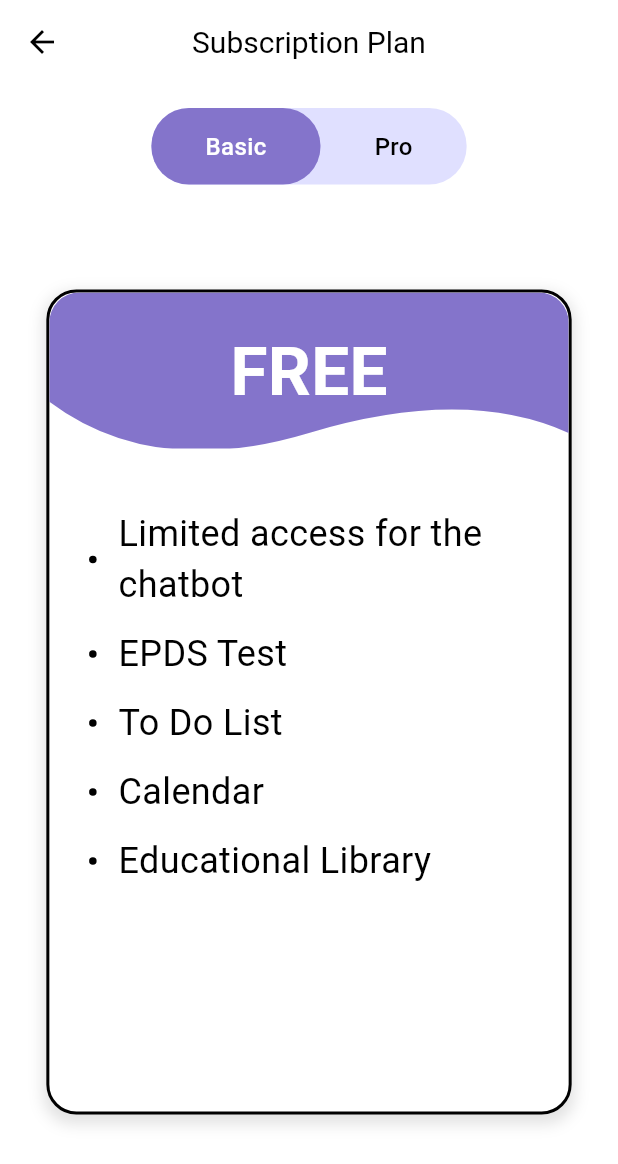
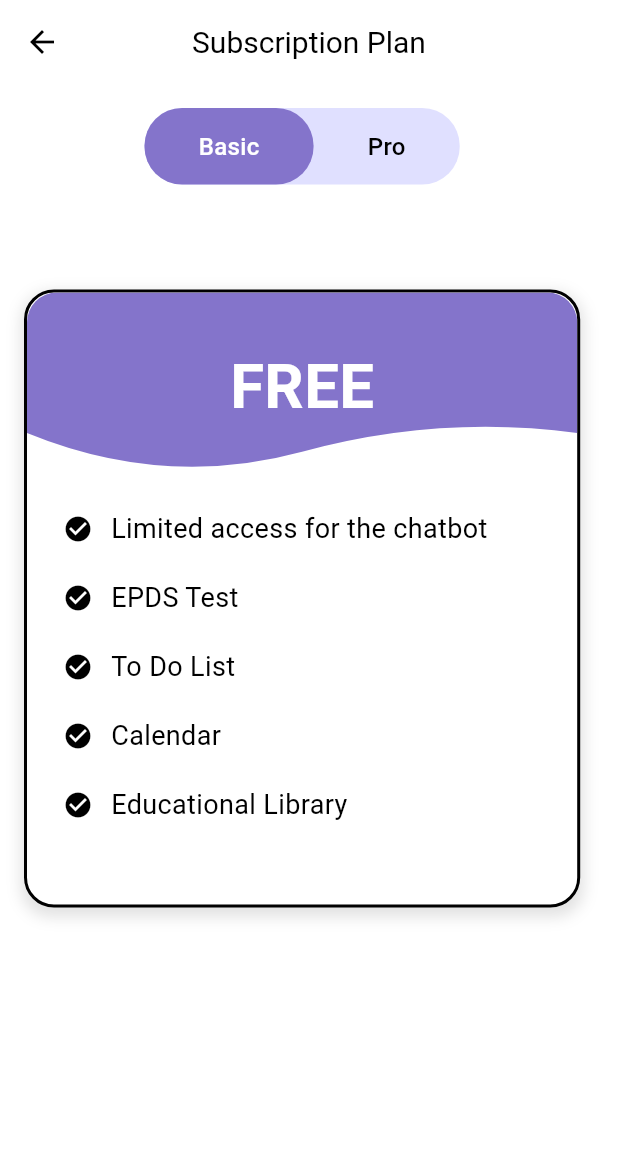
Before and after one commit to MKabeygunaratna/MOMMYcare-Plus, a Flutter app: the screen it shows after launch, on a phone screen of 412 x 824 dp. Shown: the top 1164 px of the screen. Run offline on Flutter 3.47's test engine with Material 3 defaults, Android fonts, the phone set to English and light mode, and no system bars; our stand-ins replace image_picker, permission_handler, shared_preferences.

Commit message:
Subscription Plan Screen

```diff
--- a/mommycareplusFE/lib/pages/SubscriptionScreen1.dart
+++ b/mommycareplusFE/lib/pages/SubscriptionScreen1.dart
@@ -12,6 +12,9 @@ class _SubscriptionPlanState extends State<SubscriptionPlan> {
 
   @override
   Widget build(BuildContext context) {
+    double screenHeight = MediaQuery.of(context).size.height;
+    double screenWidth = MediaQuery.of(context).size.width;
+
     return Scaffold(
       backgroundColor: Colors.white,
       appBar: AppBar(
@@ -27,9 +30,9 @@ class _SubscriptionPlanState extends State<SubscriptionPlan> {
           style: TextStyle(color: Colors.black, fontSize: 20),
         ),
       ),
-      body: Center(
+      body: SingleChildScrollView(
         child: Padding(
-          padding: EdgeInsets.all(16.0),
+          padding: const EdgeInsets.all(16.0),
           child: Column(
             mainAxisSize: MainAxisSize.min,
             children: [
@@ -47,15 +50,15 @@ class _SubscriptionPlanState extends State<SubscriptionPlan> {
                   ],
                 ),
               ),
-              SizedBox(height: isProSelected? 20:5),
+              SizedBox(height: isProSelected ? 60 : 70),
 
-              // Centered Subscription Box
-              Expanded(
-                child: Align(
-                  alignment: Alignment.center,
-                  child: Container(
-                    width: MediaQuery.of(context).size.width * 0.85,
-                    height: isProSelected? 600: 550, // Increased height
+              // Subscription Box
+              Container(
+                width: screenWidth * 0.9,
+                constraints: BoxConstraints(
+                  minHeight: screenHeight * 0.5,
+                  maxHeight: screenHeight * 0.8, // Ensure it fits small screens
+                ),
                 decoration: BoxDecoration(
                   color: Colors.white,
                   borderRadius: BorderRadius.circular(20),
@@ -77,7 +80,7 @@ class _SubscriptionPlanState extends State<SubscriptionPlan> {
                       clipper: WaveClipper(),
                       child: Container(
                         width: double.infinity,
-                            padding: const EdgeInsets.all(20),
+                        padding: EdgeInsets.all(screenWidth * 0.08),
                         decoration: const BoxDecoration(
                           color: Color(0xFF8474CB),
                           borderRadius: BorderRadius.vertical(
@@ -87,40 +90,39 @@ class _SubscriptionPlanState extends State<SubscriptionPlan> {
                         child: Center(
                           child: Text(
                             isProSelected ? '\$5 per month' : 'FREE',
-                                style: const TextStyle(
+                            style: TextStyle(
                               color: Colors.white,
-                                  fontSize: 45,
+                              fontSize: screenWidth * 0.1, // Responsive font
                               fontWeight: FontWeight.bold,
                             ),
                           ),
                         ),
                       ),
                     ),
-
-                        const SizedBox(height: 40),
-                        _buildFeaturesList(isProSelected) ,
-                        const SizedBox(height: 40),
+                    const SizedBox(height: 20),
+                    _buildFeaturesList(isProSelected),
+                    const SizedBox(height: 20),
 
                     if (isProSelected)
                       Padding(
-                            padding: const EdgeInsets.only(top: 24.0, bottom: 16),
+                        padding: const EdgeInsets.only(top: 16, bottom: 16),
                         child: SizedBox(
-                              width: 200,
+                          width: screenWidth * 0.5,
                           child: ElevatedButton(
                             onPressed: () {},
                             style: ElevatedButton.styleFrom(
                               backgroundColor: const Color(0xFF8474CB),
-                                  padding: const EdgeInsets.symmetric(vertical: 16),
+                              padding: EdgeInsets.symmetric(vertical: screenWidth * 0.03),
                               shape: RoundedRectangleBorder(
                                 borderRadius: BorderRadius.circular(25),
                               ),
                               side: const BorderSide(color: Colors.black, width: 2),
                             ),
-                                child: const Text(
+                            child: Text(
                               'Buy Now',
                               style: TextStyle(
                                 color: Colors.white,
-                                    fontSize: 18,
+                                fontSize: screenWidth * 0.05,
                                 fontWeight: FontWeight.bold,
                               ),
                             ),
@@ -128,8 +130,6 @@ class _SubscriptionPlanState extends State<SubscriptionPlan> {
                         ),
                       ),
                   ],
-                    ),
-                  ),
                 ),
               ),
             ],
@@ -186,24 +186,17 @@ class _SubscriptionPlanState extends State<SubscriptionPlan> {
         crossAxisAlignment: CrossAxisAlignment.start,
         children: features
             .map((feature) => Padding(
-          padding: EdgeInsets.only(bottom: isPro ? 28.0 : 12.0),
+          padding: EdgeInsets.only(bottom: 20),
           child: Row(
             children: [
-              Container(
-                width: 10,
-                height: 5,
-                decoration: const BoxDecoration(
-                  color: Colors.black,
-                  shape: BoxShape.circle,
-                ),
-              ),
+              const Icon(Icons.check_circle, color: Colors.black, size: 20),
               const SizedBox(width: 12),
               Expanded(
                 child: Text(
                   feature,
                   style: TextStyle(
                     color: Colors.black,
-                    fontSize: 24,
+                    fontSize: 18,
                   ),
                 ),
               ),
@@ -215,23 +208,24 @@ class _SubscriptionPlanState extends State<SubscriptionPlan> {
     );
   }
 }
+
 class WaveClipper extends CustomClipper<Path> {
   @override
   Path getClip(Size size) {
     Path path = Path();
-    path.lineTo(0, size.height * 0.7); // Start from bottom left
+    path.lineTo(0, size.height * 0.75); // Start from the left-bottom
 
     path.quadraticBezierTo(
-      size.width * 0.2, size.height * 1.2, // First deep curve
-      size.width * 0.5, size.height * 0.9,
+      size.width * 0.25, size.height * 1.05, // Smooth arc
+      size.width * 0.5, size.height * 0.85,
     );
 
     path.quadraticBezierTo(
-      size.width * 0.8, size.height * 0.6, // Second deep curve
-      size.width, size.height * 0.9,
+      size.width * 0.75, size.height * 0.65, // Another smooth arc
+      size.width, size.height * 0.75,
     );
 
-    path.lineTo(size.width, 0); // Move to top right
+    path.lineTo(size.width, 0); // Move to the top-right corner
     path.close();
     return path;
   }
```
Lines whose indentation alone changed are shown as unchanged.
